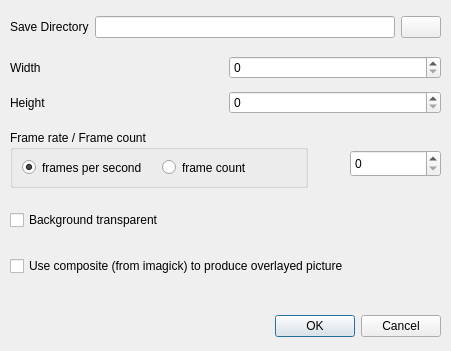
The window that plugins/RenderPlugin/ui/RenderImageSeriesDialog.ui (rbdl/rbdl-toolkit) describes before a commit, drawn with Qt 5.
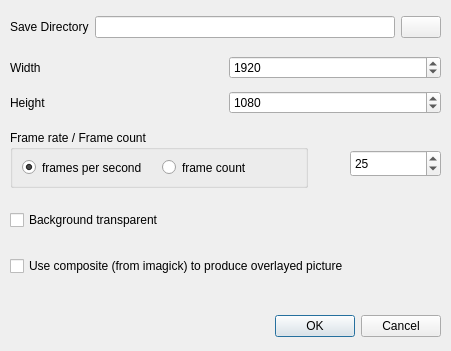
The same window after the commit. Icons and pictures are not drawn.

Commit message: implementation of rendering image series finished

The edit to the form file:
```diff
--- a/plugins/RenderPlugin/ui/RenderImageSeriesDialog.ui
+++ b/plugins/RenderPlugin/ui/RenderImageSeriesDialog.ui
@@ -54,6 +54,9 @@
       <property name="maximum">
        <number>99999999</number>
       </property>
+      <property name="value">
+       <number>1920</number>
+      </property>
      </widget>
     </item>
     <item row="1" column="0">
@@ -68,6 +71,9 @@
       <property name="maximum">
        <number>99999999</number>
       </property>
+      <property name="value">
+       <number>1080</number>
+      </property>
      </widget>
     </item>
    </layout>
@@ -146,7 +152,10 @@
     </rect>
    </property>
    <property name="maximum">
-    <number>60</number>
+    <number>256</number>
+   </property>
+   <property name="value">
+    <number>25</number>
    </property>
   </widget>
   <widget class="QWidget" name="verticalLayoutWidget_2">
```
The commit also changes 3 other files.
